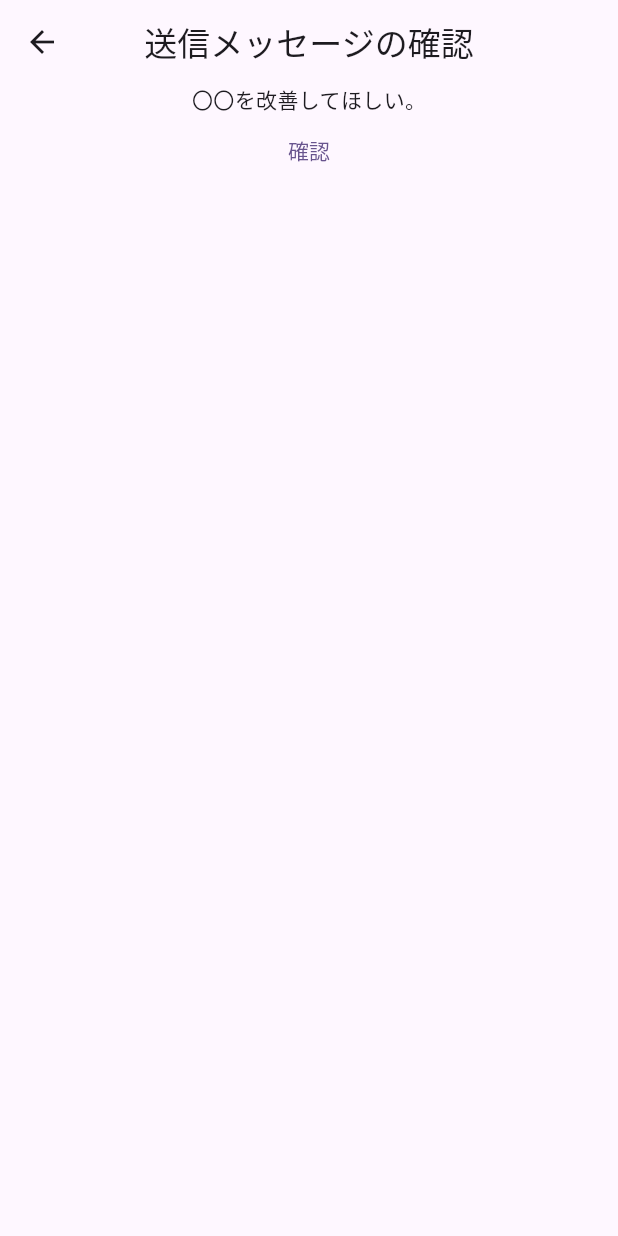
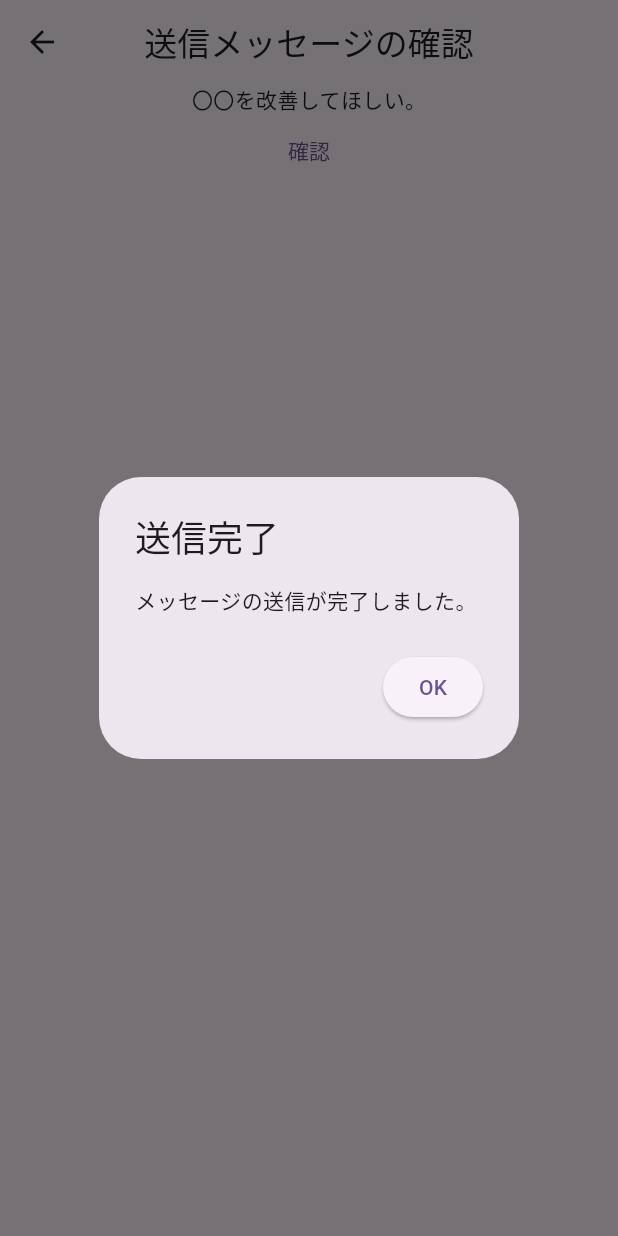
Before and after one commit to Yuzucchi-cist/cist-keion-app, a Flutter app: the ConfirmSuggestionPage screen opened by its route, after a tap on "確認", on a phone screen of 412 x 824 dp. Run offline on Flutter 3.47's test engine with Material 2 defaults, Android fonts, the phone set to English and light mode, and no system bars; our stand-ins replace auto_route, firebase_core, flutter_hooks, hooks_riverpod; accounts and stored records are empty; generated files the repository leaves out were written again.

Commit message:
#22 [update] 意見箱の送信完了画面をダイアログに変更

```diff
--- a/lib/core/router/app_router.dart
+++ b/lib/core/router/app_router.dart
@@ -12,7 +12,6 @@ import '../../feature/reservation/presentation/pages/reservetion_router_page.dar
 import '../../feature/root_page.dart';
 import '../../feature/suggestion/presentation/pages/confirm_suggestion_page.dart';
 import '../../feature/suggestion/presentation/pages/create_suggestion_page.dart';
-import '../../feature/suggestion/presentation/pages/sending_message_complete_pate.dart';
 
 part 'app_router.gr.dart';
 
--- a/lib/feature/suggestion/presentation/pages/confirm_suggestion_page.dart
+++ b/lib/feature/suggestion/presentation/pages/confirm_suggestion_page.dart
@@ -1,6 +1,8 @@
-import 'package:auto_route/annotations.dart';
+import 'package:auto_route/auto_route.dart';
 import 'package:flutter/material.dart';
 import 'package:hooks_riverpod/hooks_riverpod.dart';
+
+import '../../../../core/router/app_router.dart';
 
 @RoutePage()
 class ConfirmSuggestionPage extends HookConsumerWidget {
@@ -18,11 +20,27 @@ class ConfirmSuggestionPage extends HookConsumerWidget {
           children: [
             const Text('〇〇を改善してほしい。'),
             TextButton(
-              onPressed: () {},
               child: Text(
                 '確認',
                 style: const TextTheme().bodyLarge,
               ),
+              onPressed: () => showDialog(
+                  context: context,
+                  builder: (context) {
+                    return AlertDialog(
+                      title: const Text('送信完了'),
+                      content: const Text('メッセージの送信が完了しました。'),
+                      actions: [
+                        ElevatedButton(
+                          child: const Text('OK'),
+                          onPressed: () {
+                            Navigator.of(context).pop();
+                            context.router.push(const CreateSuggestionRoute());
+                          },
+                        )
+                      ],
+                    );
+                  }),
             ),
           ],
         ),
```
Also changed, not shown: lib/feature/suggestion/presentation/pages/sending_message_complete_pate.dart (deleted, +0 -24 lines).
